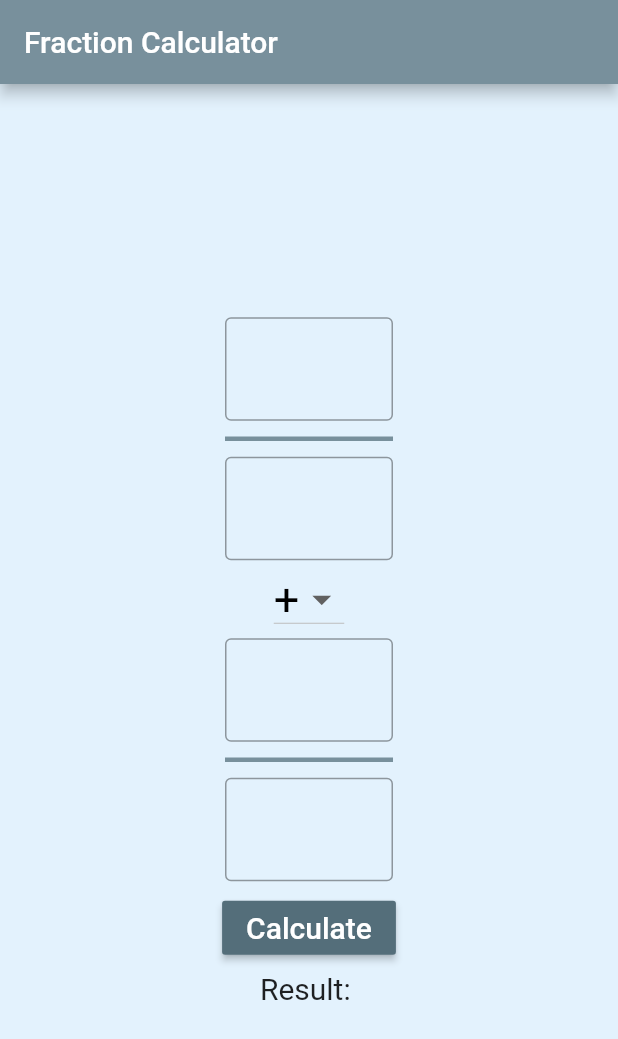
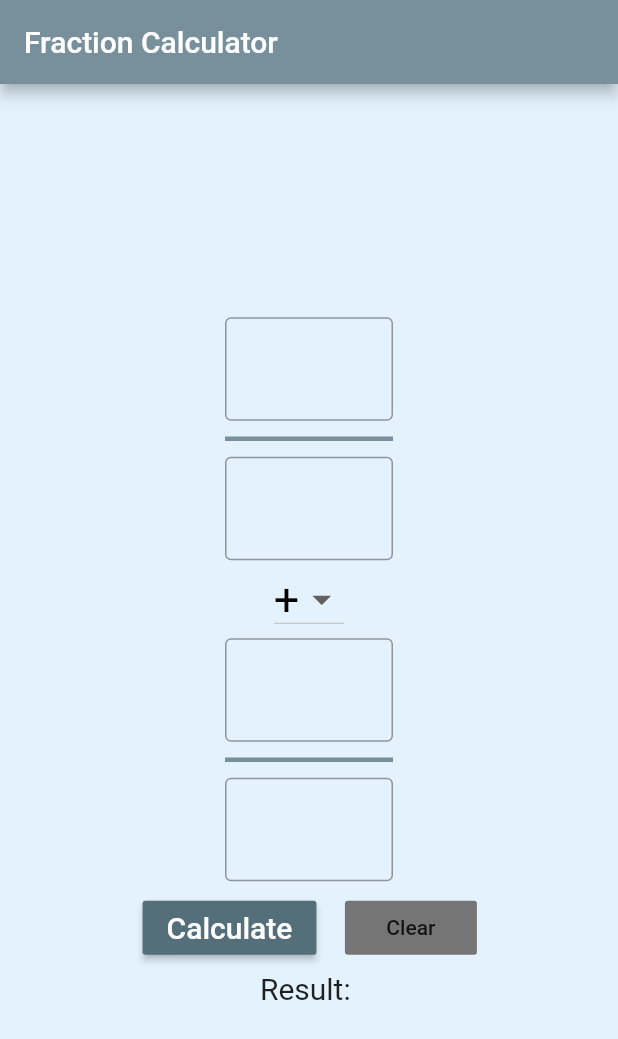
Before and after one commit to evaongsn/fraction_calculator, a Flutter app: the screen it shows after launch, on a phone screen of 412 x 824 dp. Shown: the top 1039 px of the screen. Run offline on Flutter 3.47's test engine with Material 2 defaults, Android fonts, the phone set to English and light mode, and no system bars.

Commit message:
Update main.dart

```diff
--- a/lib/main.dart
+++ b/lib/main.dart
@@ -48,7 +48,8 @@ class _MyAppState extends State<MyApp> {
                       ),
                       decoration: InputDecoration(
                         border: OutlineInputBorder(
-                            borderSide: BorderSide(color: Colors.blueGrey[400])),
+                            borderSide:
+                                BorderSide(color: Colors.blueGrey[400])),
                       ),
                       keyboardType: TextInputType.numberWithOptions(),
                       controller: _number1,
@@ -73,7 +74,8 @@ class _MyAppState extends State<MyApp> {
                       ),
                       decoration: InputDecoration(
                         border: OutlineInputBorder(
-                            borderSide: BorderSide(color: Colors.blueGrey[400])),
+                            borderSide:
+                                BorderSide(color: Colors.blueGrey[400])),
                       ),
                       keyboardType: TextInputType.numberWithOptions(),
                       controller: _number2,
@@ -85,9 +87,8 @@ class _MyAppState extends State<MyApp> {
               Container(
                 child: DropdownButton<String>(
                     value: dropdownMath,
-                    style: TextStyle (fontSize: 30, color: Colors.black),
+                    style: TextStyle(fontSize: 30, color: Colors.black),
                     iconSize: 30,
-
                     onChanged: (String newValue) {
                       setState(() {
                         dropdownMath = newValue;
@@ -98,7 +99,6 @@ class _MyAppState extends State<MyApp> {
                       return DropdownMenuItem<String>(
                           value: value, child: Text(value));
                     }).toList()),
-
               ),
               Column(
                 mainAxisAlignment: MainAxisAlignment.center,
@@ -114,7 +114,8 @@ class _MyAppState extends State<MyApp> {
                       ),
                       decoration: InputDecoration(
                         border: OutlineInputBorder(
-                            borderSide: BorderSide(color: Colors.blueGrey[400])),
+                            borderSide:
+                                BorderSide(color: Colors.blueGrey[400])),
                       ),
                       keyboardType: TextInputType.numberWithOptions(),
                       controller: _number3,
@@ -139,7 +140,8 @@ class _MyAppState extends State<MyApp> {
                       ),
                       decoration: InputDecoration(
                         border: OutlineInputBorder(
-                            borderSide: BorderSide(color: Colors.blueGrey[400])),
+                            borderSide:
+                                BorderSide(color: Colors.blueGrey[400])),
                       ),
                       keyboardType: TextInputType.numberWithOptions(),
                       controller: _number4,
@@ -148,13 +150,35 @@ class _MyAppState extends State<MyApp> {
                   ),
                 ],
               ),
+              Row(
+                mainAxisAlignment: MainAxisAlignment.center,
+                children: <Widget>[
                   Padding(
                     padding: EdgeInsets.all(5),
-                child: RaisedButton(
+                    child: MaterialButton(
                       color: Colors.blueGrey[600],
-                  child: Text("Calculate", style: TextStyle(fontSize: 20, color: Colors.white ),),
+                      child: Text(
+                        "Calculate",
+                        style: TextStyle(fontSize: 20, color: Colors.white),
+                      ),
                       onPressed: _onPress,
                     ),
+                  ),
+                  SizedBox(width: 10,),
+                  Padding(
+                    padding: EdgeInsets.all(4),
+                    child: FlatButton(
+                      color: Colors.grey[600],
+                      child: Text('Clear'),
+                      onPressed: () {
+                        _number1.clear();
+                        _number2.clear();
+                        _number3.clear();
+                        _number4.clear();
+                      },
+                    ),
+                  ),
+                ],
               ),
               Text(
                 'Result: $resultformat',
```
Lines whose indentation alone changed are shown as unchanged.
